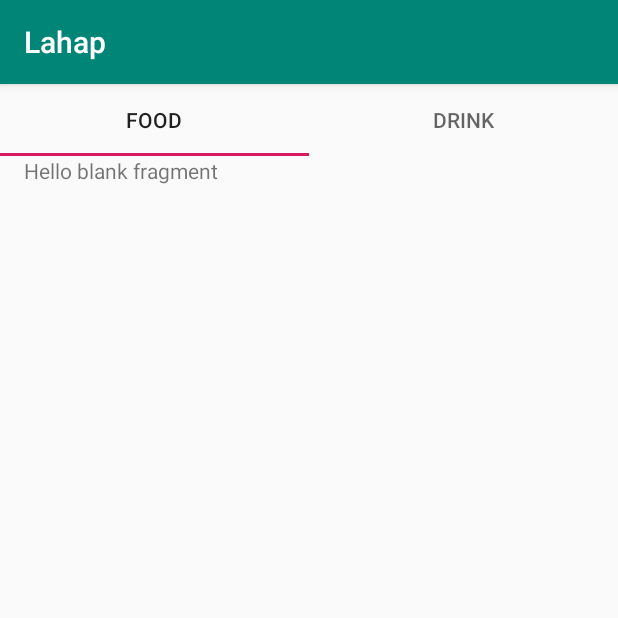
After one commit to normanfd/Lahap, an Android app: the FoodFragment screen opened directly, with no data from a screen before it, on a phone screen of 412 x 824 dp, the top half of it. The commit adds this screen. Run offline under Robolectric (Android 15) with nearby library versions, the phone set to English and light mode, and no system bars; our stand-ins replace ButterKnife.

Commit message:
homeUser

```diff
--- a/app/src/main/AndroidManifest.xml
+++ b/app/src/main/AndroidManifest.xml
@@ -13,6 +13,7 @@
         tools:ignore="GoogleAppIndexingWarning">
 
         <activity android:name=".owner.HomeOwnerActivity"/>
+        <activity android:name=".user.HomeUserActivity"/>
         <activity android:name=".Main2Activity" />
         <activity android:name=".auth.RegisterActivity" />
         <activity android:name=".auth.LoginActivity" />
--- a/app/src/main/java/com/lahaptech/lahap/auth/LoginActivity.java
+++ b/app/src/main/java/com/lahaptech/lahap/auth/LoginActivity.java
@@ -23,6 +23,8 @@ import com.lahaptech.lahap.Main2Activity;
 import com.lahaptech.lahap.R;
 import com.lahaptech.lahap.model.User;
 import com.lahaptech.lahap.owner.HomeOwnerActivity;
+import com.lahaptech.lahap.user.HomeUserActivity;
+import com.lahaptech.lahap.user.HomeUserViewPager;
 
 import butterknife.BindView;
 import butterknife.ButterKnife;
@@ -98,7 +100,7 @@ public class LoginActivity extends AppCompatActivity implements View.OnClickList
                             } else {
                                 Toast.makeText(LoginActivity.this, "Login success", Toast.LENGTH_SHORT).show();
                                 loadingBar.dismiss();
-                                Intent intent = new Intent(LoginActivity.this, Main2Activity.class);
+                                Intent intent = new Intent(LoginActivity.this, HomeUserActivity.class);
 //                                Prevalent.CurrentOnlineUser = UserData;
                                 startActivity(intent);
                             }
--- /dev/null
+++ b/app/src/main/java/com/lahaptech/lahap/user/DrinkFragment.java
@@ -0,0 +1,32 @@
+package com.lahaptech.lahap.user;
+
+
+import android.os.Bundle;
+
+import androidx.fragment.app.Fragment;
+
+import android.view.LayoutInflater;
+import android.view.View;
+import android.view.ViewGroup;
+
+import com.lahaptech.lahap.R;
+
+/**
+ * A simple {@link Fragment} subclass.
+ */
+public class DrinkFragment extends Fragment {
+
+
+    public DrinkFragment() {
+        // Required empty public constructor
+    }
+
+
+    @Override
+    public View onCreateView(LayoutInflater inflater, ViewGroup container,
+                             Bundle savedInstanceState) {
+        // Inflate the layout for this fragment
+        return inflater.inflate(R.layout.fragment_drink, container, false);
+    }
+
+}
--- /dev/null
+++ b/app/src/main/java/com/lahaptech/lahap/user/FoodFragment.java
@@ -0,0 +1,32 @@
+package com.lahaptech.lahap.user;
+
+
+import android.os.Bundle;
+
+import androidx.fragment.app.Fragment;
+
+import android.view.LayoutInflater;
+import android.view.View;
+import android.view.ViewGroup;
+
+import com.lahaptech.lahap.R;
+
+/**
+ * A simple {@link Fragment} subclass.
+ */
+public class FoodFragment extends Fragment {
+
+
+    public FoodFragment() {
+        // Required empty public constructor
+    }
+
+
+    @Override
+    public View onCreateView(LayoutInflater inflater, ViewGroup container,
+                             Bundle savedInstanceState) {
+        // Inflate the layout for this fragment
+        return inflater.inflate(R.layout.fragment_food, container, false);
+    }
+
+}
--- /dev/null
+++ b/app/src/main/java/com/lahaptech/lahap/user/HomeUserActivity.java
@@ -0,0 +1,34 @@
+package com.lahaptech.lahap.user;
+
+import androidx.appcompat.app.AppCompatActivity;
+import androidx.viewpager.widget.ViewPager;
+
+import android.os.Bundle;
+
+import com.google.android.material.tabs.TabLayout;
+import com.lahaptech.lahap.R;
+
+import butterknife.BindView;
+import butterknife.ButterKnife;
+
+public class HomeUserActivity extends AppCompatActivity {
+
+    @BindView(R.id.tab_layout_homeuser)
+    TabLayout tabLayout;
+    @BindView(R.id.view_page_fav)
+    ViewPager viewPager;
+    @Override
+    protected void onCreate(Bundle savedInstanceState) {
+        super.onCreate(savedInstanceState);
+        setContentView(R.layout.activity_home_user);
+        ButterKnife.bind(this);
+
+        HomeUserViewPager adapter = new HomeUserViewPager(getSupportFragmentManager());
+
+        adapter.addFragment(new FoodFragment(), getResources().getString(R.string.food));
+        adapter.addFragment(new DrinkFragment(), getResources().getString(R.string.drink));
+
+        viewPager.setAdapter(adapter);
+        tabLayout.setupWithViewPager(viewPager);
+    }
+}
--- /dev/null
+++ b/app/src/main/java/com/lahaptech/lahap/user/HomeUserViewPager.java
@@ -0,0 +1,38 @@
+package com.lahaptech.lahap.user;
+
+import androidx.annotation.Nullable;
+import androidx.fragment.app.Fragment;
+import androidx.fragment.app.FragmentManager;
+import androidx.fragment.app.FragmentPagerAdapter;
+
+import java.util.ArrayList;
+
+public class HomeUserViewPager extends FragmentPagerAdapter {
+    private ArrayList<Fragment> fragments = new ArrayList<>();
+    private ArrayList<String> fragmentsTitle = new ArrayList<>();
+
+    public HomeUserViewPager(FragmentManager fm) {
+        super(fm);
+    }
+
+    @Override
+    public Fragment getItem(int i) {
+        return fragments.get(i);
+    }
+
+    @Override
+    public int getCount() {
+        return fragments.size();
+    }
+
+    @Nullable
+    @Override
+    public CharSequence getPageTitle(int position) {
+        return fragmentsTitle.get(position);
+    }
+
+    public void addFragment(Fragment fragment, String title) {
+        fragments.add(fragment);
+        fragmentsTitle.add(title);
+    }
+}
--- a/app/src/main/res/layout/activity_home_user.xml
+++ b/app/src/main/res/layout/activity_home_user.xml
@@ -4,6 +4,29 @@
     xmlns:tools="http://schemas.android.com/tools"
     android:layout_width="match_parent"
     android:layout_height="match_parent"
-    tools:context=".HomeUserActivity">
+    tools:context=".user.HomeUserActivity">
+
+    <com.google.android.material.tabs.TabLayout
+        android:id="@+id/tab_layout_homeuser"
+        android:layout_width="match_parent"
+        android:layout_height="wrap_content"
+        tools:layout_editor_absoluteX="254dp"
+        tools:layout_editor_absoluteY="187dp"
+        app:layout_constraintEnd_toEndOf="parent"
+        app:layout_constraintStart_toStartOf="parent"
+        app:layout_constraintTop_toTopOf="parent"/>
+
+    <androidx.viewpager.widget.ViewPager
+        android:id="@+id/view_page_fav"
+        android:layout_width="match_parent"
+        android:layout_height="0dp"
+        android:layout_marginBottom="8dp"
+        android:paddingLeft="@dimen/activity_horizontal_margin"
+        android:paddingRight="@dimen/activity_horizontal_margin"
+        app:layout_constraintBottom_toBottomOf="parent"
+        app:layout_constraintEnd_toEndOf="parent"
+        app:layout_constraintHorizontal_bias="0.0"
+        app:layout_constraintStart_toStartOf="parent"
+        app:layout_constraintTop_toBottomOf="@+id/tab_layout_homeuser"/>
 
 </androidx.constraintlayout.widget.ConstraintLayout>
--- /dev/null
+++ b/app/src/main/res/layout/fragment_food.xml
@@ -0,0 +1,14 @@
+<?xml version="1.0" encoding="utf-8"?>
+<FrameLayout xmlns:android="http://schemas.android.com/apk/res/android"
+    xmlns:tools="http://schemas.android.com/tools"
+    android:layout_width="match_parent"
+    android:layout_height="match_parent"
+    tools:context=".user.FoodFragment">
+
+    <!-- TODO: Update blank fragment layout -->
+    <TextView
+        android:layout_width="match_parent"
+        android:layout_height="match_parent"
+        android:text="@string/hello_blank_fragment" />
+
+</FrameLayout>
--- a/app/src/main/res/values/strings.xml
+++ b/app/src/main/res/values/strings.xml
@@ -28,4 +28,6 @@
     <string name="title_activity_home_user">HomeUserActivity</string>
     <string name="tab_text_1">Tab 1</string>
     <string name="tab_text_2">Tab 2</string>
+    <string name="food">Food</string>
+    <string name="drink">Drink</string>
 </resources>
```
Also changed, not shown: app/src/main/java/com/lahaptech/lahap/HomeUserActivity.java (deleted, +0 -14 lines), app/src/main/res/layout/activity_home_owner.xml (+99 -99 lines), app/src/main/res/layout/fragment_drink.xml (added, +14 -0 lines).
